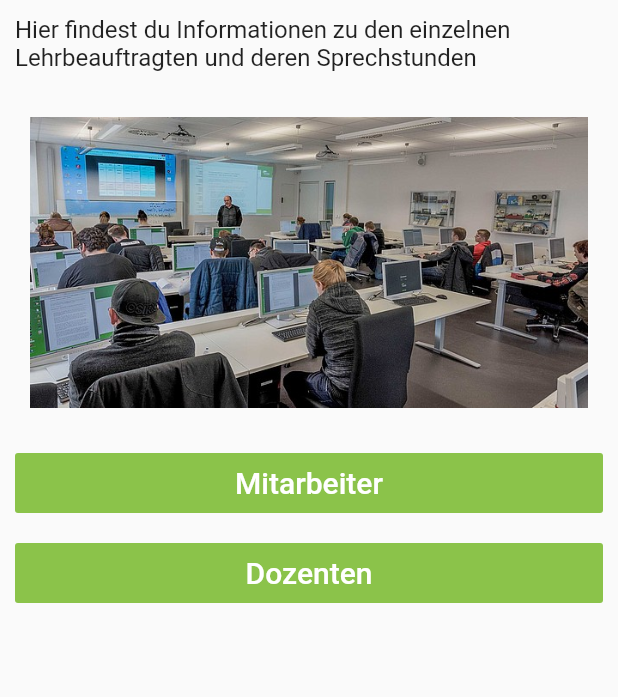
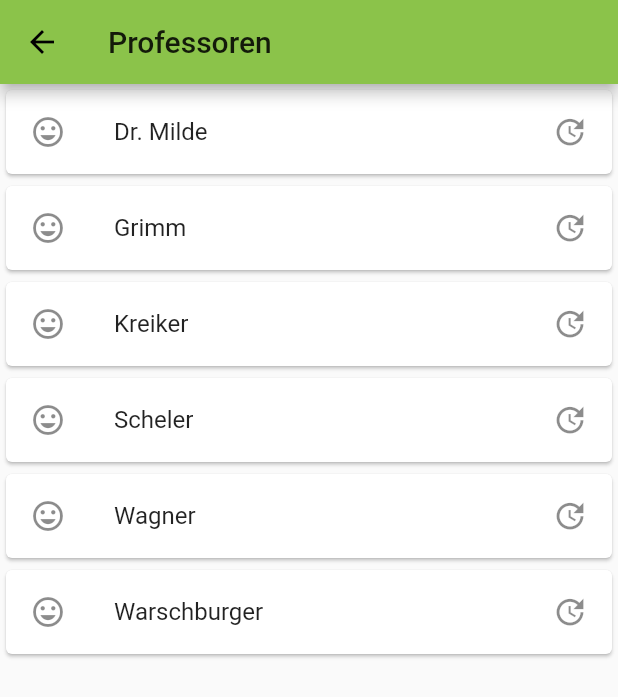
Before and after one commit to Vici912/fachbereichs_app, a Flutter app: the PersonalScreen screen opened directly, after a tap on "Dozenten", on a phone screen of 412 x 824 dp. Shown: the top 697 px of the screen. Run offline on Flutter 3.47's test engine with Material 2 defaults, Android fonts, the phone set to English and light mode, and no system bars.

Commit message:
Neue Erweituerung

```diff
--- a/lib/main.dart
+++ b/lib/main.dart
@@ -20,7 +20,7 @@ class MyApp extends StatelessWidget {
         // or simply save your changes to "hot reload" in a Flutter IDE).
         // Notice that the counter didn't reset back to zero; the application
         // is not restarted.
-        primarySwatch: Colors.blue,
+        primarySwatch: Colors.lightGreen,
       ),
       home: HomeScreen(),
     );
--- a/lib/screens/personalScreen.dart
+++ b/lib/screens/personalScreen.dart
@@ -1,5 +1,7 @@
 
 import 'package:flutter/material.dart';
+import 'package:fachbereichs_app/screens/profsScreen.dart';
+
 
 class PersonalScreen extends StatefulWidget {
   @override
@@ -61,7 +63,10 @@ class _PersonalScreenState extends State<PersonalScreen> {
                   padding: EdgeInsets.all(8.0),
                   splashColor: Colors.blueAccent,
                   onPressed: () {
-                    /*...*/
+                    Navigator.push(
+                      context,
+                      MaterialPageRoute(builder: (context) => ProfScreen()),
+                    );
                   },
                   child: Text(
                     "Dozenten",
--- /dev/null
+++ b/lib/screens/profsScreen.dart
@@ -0,0 +1,67 @@
+import 'package:flutter/material.dart';
+
+class ProfScreen extends StatefulWidget {
+  @override
+  _ProfScreenState createState() => _ProfScreenState();
+}
+
+class _ProfScreenState extends State<ProfScreen> {
+  @override
+  Widget build(BuildContext context) {
+    return Scaffold(
+        appBar: AppBar(
+          title: Text("Professoren"),
+        ),
+        body:ListView(
+          children: const <Widget>[
+
+            Card(
+              child: ListTile(
+                leading: Icon(Icons.insert_emoticon),
+                title: Text('Dr. Milde'),
+                trailing: Icon(Icons.update),
+              ),
+            ),
+            Card(
+              child: ListTile(
+                leading: Icon(Icons.insert_emoticon),
+                title: Text('Grimm'),
+                trailing: Icon(Icons.update),
+              ),
+            ),
+            Card(
+              child: ListTile(
+                leading: Icon(Icons.insert_emoticon),
+                title: Text('Kreiker'),
+                trailing: Icon(Icons.update),
+              ),
+            ),
+            Card(
+              child: ListTile(
+                leading: Icon(Icons.insert_emoticon),
+                title: Text('Scheler'),
+                trailing: Icon(Icons.update),
+              ),
+            ),
+            Card(
+              child: ListTile(
+                leading: Icon(Icons.insert_emoticon),
+                title: Text('Wagner'),
+                trailing: Icon(Icons.update),
+              ),
+            ),
+            Card(
+              child: ListTile(
+                leading: Icon(Icons.insert_emoticon),
+                title: Text('Warschburger'),
+                trailing: Icon(Icons.update),
+              ),
+            ),
+
+
+
+          ],
+        )
+    );
+  }
+}
```
